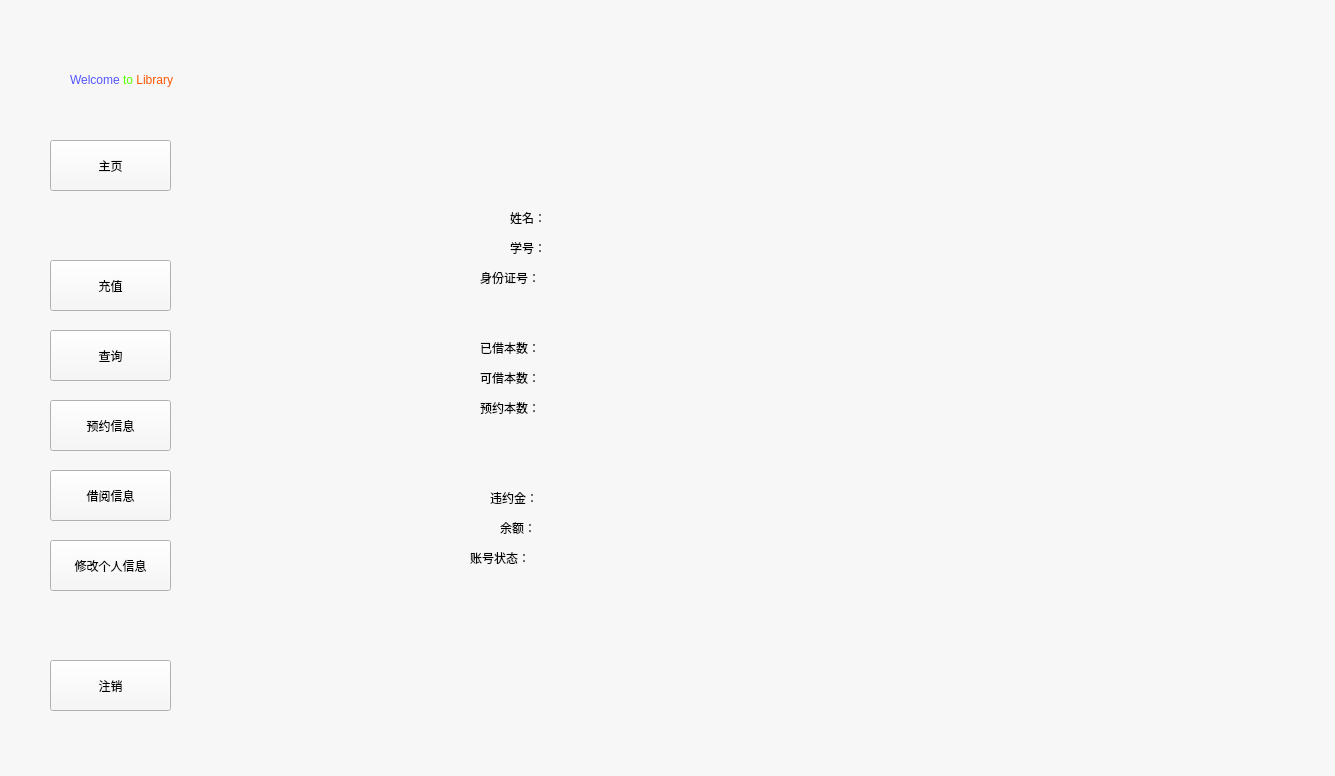
This is librarysystem.ui in sdwangyu/LibraryDesign as Qt 5 draws it before an edit. The edited form follows.
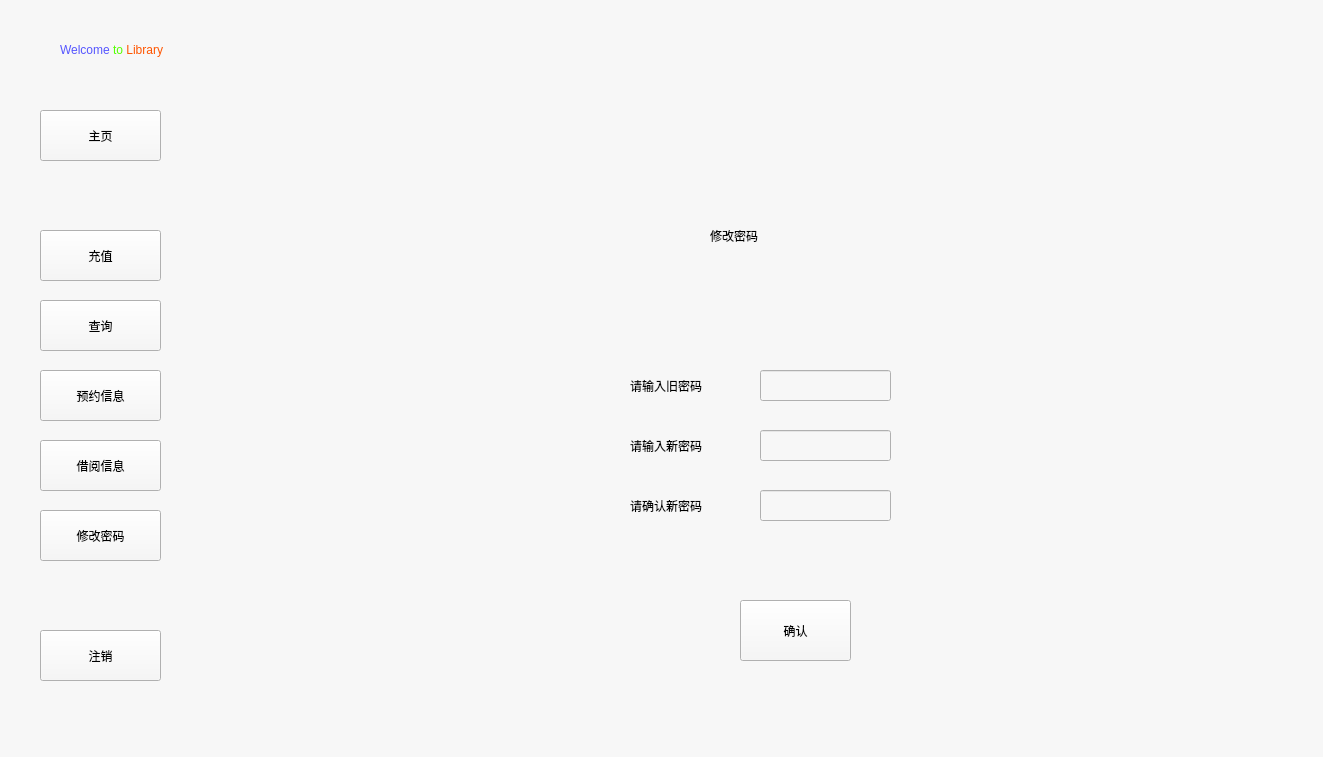
This is the edited form. The open tabs and pages were chosen to show the change.

```diff
--- a/librarysystem.ui
+++ b/librarysystem.ui
@@ -6,8 +6,8 @@
    <rect>
     <x>0</x>
     <y>0</y>
-    <width>1335</width>
-    <height>776</height>
+    <width>1323</width>
+    <height>757</height>
    </rect>
   </property>
   <property name="windowTitle">
@@ -19,8 +19,8 @@
   <widget class="QStackedWidget" name="mainwidget">
    <property name="geometry">
     <rect>
-     <x>50</x>
-     <y>50</y>
+     <x>40</x>
+     <y>20</y>
      <width>1261</width>
      <height>701</height>
     </rect>
@@ -719,8 +719,8 @@
     <widget class="QStackedWidget" name="userwidget">
      <property name="geometry">
       <rect>
-       <x>230</x>
-       <y>90</y>
+       <x>240</x>
+       <y>110</y>
        <width>991</width>
        <height>601</height>
       </rect>
@@ -735,10 +735,10 @@
       <widget class="QLabel" name="username">
        <property name="geometry">
         <rect>
-         <x>230</x>
+         <x>199</x>
          <y>70</y>
-         <width>60</width>
-         <height>16</height>
+         <width>91</width>
+         <height>21</height>
         </rect>
        </property>
        <property name="styleSheet">
@@ -751,10 +751,10 @@
       <widget class="QLabel" name="userid">
        <property name="geometry">
         <rect>
-         <x>230</x>
+         <x>200</x>
          <y>100</y>
-         <width>60</width>
-         <height>16</height>
+         <width>71</width>
+         <height>41</height>
         </rect>
        </property>
        <property name="styleSheet">
@@ -767,10 +767,10 @@
       <widget class="QLabel" name="usercid">
        <property name="geometry">
         <rect>
-         <x>200</x>
-         <y>130</y>
-         <width>60</width>
-         <height>16</height>
+         <x>160</x>
+         <y>140</y>
+         <width>101</width>
+         <height>31</height>
         </rect>
        </property>
        <property name="styleSheet">
@@ -783,10 +783,10 @@
       <widget class="QLabel" name="usermoney">
        <property name="geometry">
         <rect>
-         <x>220</x>
+         <x>210</x>
          <y>380</y>
-         <width>60</width>
-         <height>16</height>
+         <width>71</width>
+         <height>31</height>
         </rect>
        </property>
        <property name="styleSheet">
@@ -799,10 +799,10 @@
       <widget class="QLabel" name="lendednum">
        <property name="geometry">
         <rect>
-         <x>200</x>
-         <y>200</y>
-         <width>60</width>
-         <height>16</height>
+         <x>170</x>
+         <y>190</y>
+         <width>101</width>
+         <height>41</height>
         </rect>
        </property>
        <property name="styleSheet">
@@ -815,10 +815,10 @@
       <widget class="QLabel" name="lendingnum">
        <property name="geometry">
         <rect>
-         <x>200</x>
-         <y>230</y>
-         <width>60</width>
-         <height>16</height>
+         <x>170</x>
+         <y>240</y>
+         <width>91</width>
+         <height>31</height>
         </rect>
        </property>
        <property name="styleSheet">
@@ -831,10 +831,10 @@
       <widget class="QLabel" name="userstate">
        <property name="geometry">
         <rect>
-         <x>190</x>
-         <y>410</y>
-         <width>60</width>
-         <height>16</height>
+         <x>160</x>
+         <y>430</y>
+         <width>101</width>
+         <height>51</height>
         </rect>
        </property>
        <property name="styleSheet">
@@ -847,10 +847,10 @@
       <widget class="QLabel" name="ordernum">
        <property name="geometry">
         <rect>
-         <x>200</x>
-         <y>260</y>
-         <width>60</width>
-         <height>16</height>
+         <x>170</x>
+         <y>280</y>
+         <width>91</width>
+         <height>31</height>
         </rect>
        </property>
        <property name="styleSheet">
@@ -863,10 +863,10 @@
       <widget class="QLabel" name="userowemoney">
        <property name="geometry">
         <rect>
-         <x>210</x>
-         <y>350</y>
-         <width>60</width>
-         <height>16</height>
+         <x>190</x>
+         <y>340</y>
+         <width>81</width>
+         <height>41</height>
         </rect>
        </property>
        <property name="styleSheet">
@@ -1021,6 +1021,125 @@
        </property>
       </widget>
      </widget>
+     <widget class="QWidget" name="changepasswindow">
+      <widget class="QLabel" name="inputoldpass">
+       <property name="geometry">
+        <rect>
+         <x>350</x>
+         <y>240</y>
+         <width>111</width>
+         <height>31</height>
+        </rect>
+       </property>
+       <property name="styleSheet">
+        <string notr="true">font: 9pt &quot;微软雅黑&quot;;</string>
+       </property>
+       <property name="text">
+        <string>请输入旧密码</string>
+       </property>
+      </widget>
+      <widget class="QLabel" name="inputnewpass">
+       <property name="geometry">
+        <rect>
+         <x>350</x>
+         <y>300</y>
+         <width>101</width>
+         <height>31</height>
+        </rect>
+       </property>
+       <property name="styleSheet">
+        <string notr="true">font: 9pt &quot;微软雅黑&quot;;</string>
+       </property>
+       <property name="text">
+        <string>请输入新密码</string>
+       </property>
+      </widget>
+      <widget class="QLabel" name="inputnewpasstwice">
+       <property name="geometry">
+        <rect>
+         <x>350</x>
+         <y>360</y>
+         <width>91</width>
+         <height>31</height>
+        </rect>
+       </property>
+       <property name="styleSheet">
+        <string notr="true">font: 9pt &quot;微软雅黑&quot;;</string>
+       </property>
+       <property name="text">
+        <string>请确认新密码</string>
+       </property>
+      </widget>
+      <widget class="QLineEdit" name="inputoldpass1">
+       <property name="geometry">
+        <rect>
+         <x>480</x>
+         <y>240</y>
+         <width>131</width>
+         <height>31</height>
+        </rect>
+       </property>
+       <property name="styleSheet">
+        <string notr="true">font: 9pt &quot;微软雅黑&quot;;</string>
+       </property>
+      </widget>
+      <widget class="QLineEdit" name="inputnewpass1">
+       <property name="geometry">
+        <rect>
+         <x>480</x>
+         <y>300</y>
+         <width>131</width>
+         <height>31</height>
+        </rect>
+       </property>
+       <property name="styleSheet">
+        <string notr="true">font: 9pt &quot;微软雅黑&quot;;</string>
+       </property>
+      </widget>
+      <widget class="QLineEdit" name="inputnewpasstwice1">
+       <property name="geometry">
+        <rect>
+         <x>480</x>
+         <y>360</y>
+         <width>131</width>
+         <height>31</height>
+        </rect>
+       </property>
+       <property name="styleSheet">
+        <string notr="true">font: 9pt &quot;微软雅黑&quot;;
+</string>
+       </property>
+      </widget>
+      <widget class="QLabel" name="label_16">
+       <property name="geometry">
+        <rect>
+         <x>430</x>
+         <y>70</y>
+         <width>171</width>
+         <height>71</height>
+        </rect>
+       </property>
+       <property name="styleSheet">
+        <string notr="true">font: 22pt &quot;微软雅黑&quot;;</string>
+       </property>
+       <property name="text">
+        <string>修改密码</string>
+       </property>
+      </widget>
+      <widget class="QPushButton" name="changepassokBtn">
+       <property name="geometry">
+        <rect>
+         <x>460</x>
+         <y>470</y>
+         <width>111</width>
+         <height>61</height>
+        </rect>
+       </property>
+       <property name="text">
+        <string>确认</string>
+       </property>
+      </widget>
+     </widget>
      <widget class="QWidget" name="searchwindow">
       <widget class="QPushButton" name="searchokbutton">
        <property name="geometry">
@@ -1409,7 +1528,7 @@
       <string notr="true">font: 9pt &quot;微软雅黑&quot;;</string>
      </property>
      <property name="text">
-      <string>修改个人信息</string>
+      <string>修改密码</string>
      </property>
     </widget>
     <widget class="QPushButton" name="lendInfoBtn">
```
Left out of the diff: 211 changed lines with no effect on the pictures.
